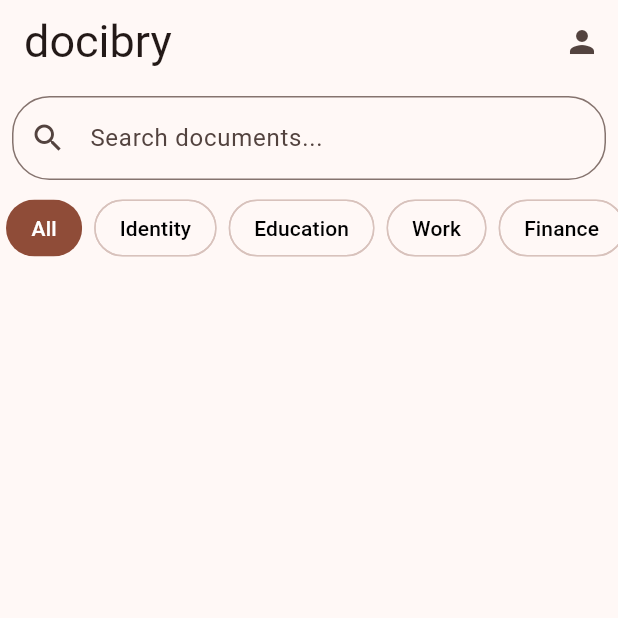
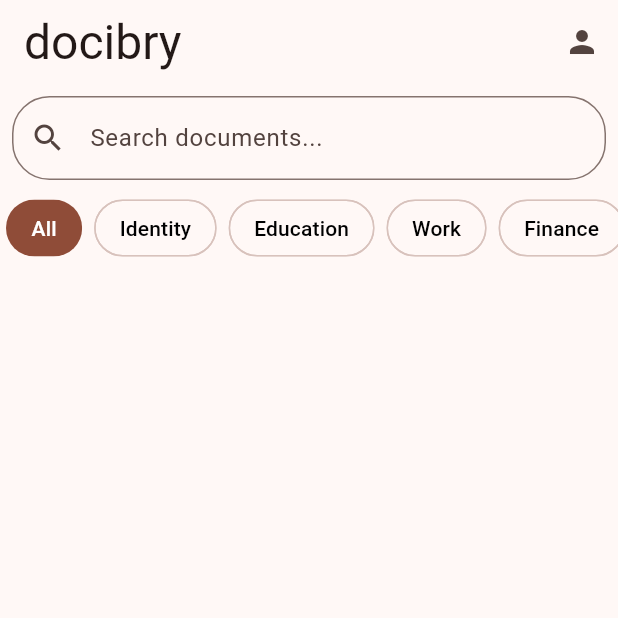
Before and after one commit to Swagnik02/docibry-Document-Library, a Flutter app: the screen it shows after launch, on a phone screen of 412 x 824 dp, the top half of it. Run offline on Flutter 3.47's test engine with Material 3 defaults, Android fonts, the light colour scheme and no system bars; our stand-ins replace bloc, equatable, flutter_bloc, image_picker, permission_handler, sqflite; accounts and stored records are empty.

Commit message:
refactored and made more efficient codes

```diff
--- a/lib/constants/string_constants.dart
+++ b/lib/constants/string_constants.dart
@@ -52,4 +52,14 @@ class StringConstants {
 
   // error
   static const String stringError = 'Error:';
+
+  // warnings
+  static const String stringFillAll = 'Please fill all fields';
+  static const String stringNoImageSelected = 'No image selected.';
+  static const String stringPermsDenied =
+      'Permission denied. Please enable permissions from settings.';
+
+  // others
+  static const String stringSubmit = 'SUBMIT:';
+  static const String stringUpdate = 'UPDATE:';
 }
--- a/lib/models/document_model.dart
+++ b/lib/models/document_model.dart
@@ -57,7 +57,7 @@ class DocModel {
   // Helper method to convert a Base64 string to a file
   static Image base64ToImage(String base64String) {
     final decodedBytes = base64Decode(base64String);
-    log('message' + decodedBytes.toString());
+    // log('message' + decodedBytes.toString());
 
     return Image.memory(decodedBytes);
   }
--- a/lib/ui/home/home_page.dart
+++ b/lib/ui/home/home_page.dart
@@ -17,11 +17,11 @@ class HomePage extends StatefulWidget {
 }
 
 class _HomePageState extends State<HomePage> {
-  String selectedCategory = StringDocCategory.allCategory; // Default to 'All'
+  String selectedFilter = StringDocCategory.allCategory;
 
   void _onCategorySelected(String category) {
     setState(() {
-      selectedCategory = category;
+      selectedFilter = category;
     });
   }
 
@@ -35,9 +35,9 @@ class _HomePageState extends State<HomePage> {
   Widget build(BuildContext context) {
     return Scaffold(
       appBar: AppBar(
-        title: const Text(
+        title: Text(
           StringConstants.appName,
-          style: TextStyle(fontSize: 30, fontWeight: FontWeight.w400),
+          style: Theme.of(context).textTheme.headlineLarge,
         ),
         actions: [
           IconButton(
@@ -77,7 +77,7 @@ class _HomePageState extends State<HomePage> {
               children: [
                 DocCategoryFilterChip(
                   label: StringDocCategory.allCategory,
-                  isSelected: selectedCategory == StringDocCategory.allCategory,
+                  isSelected: selectedFilter == StringDocCategory.allCategory,
                   onSelected: _onCategorySelected,
                 ),
                 ...StringDocCategory.categoryList
@@ -86,7 +86,7 @@ class _HomePageState extends State<HomePage> {
                     .map((category) {
                   return DocCategoryFilterChip(
                     label: category,
-                    isSelected: selectedCategory == category,
+                    isSelected: selectedFilter == category,
                     onSelected: _onCategorySelected,
                   );
                 }).toList(),
@@ -102,8 +102,8 @@ class _HomePageState extends State<HomePage> {
                 } else if (state is DocumentLoaded) {
                   final filteredDocs = state.documents
                       .where((doc) =>
-                          selectedCategory == StringDocCategory.allCategory ||
-                          doc.docCategory == selectedCategory)
+                          selectedFilter == StringDocCategory.allCategory ||
+                          doc.docCategory == selectedFilter)
                       .toList();
 
                   if (filteredDocs.isEmpty) {
```
Also changed, not shown: lib/ui/document/manage_doc.dart (+65 -113 lines), lib/ui/home/doc_card.dart (+2 -11 lines), lib/ui/widgets/custom_show_snackbar.dart (added, +10 -0 lines), lib/ui/widgets/custom_text_field.dart (added, +41 -0 lines).
